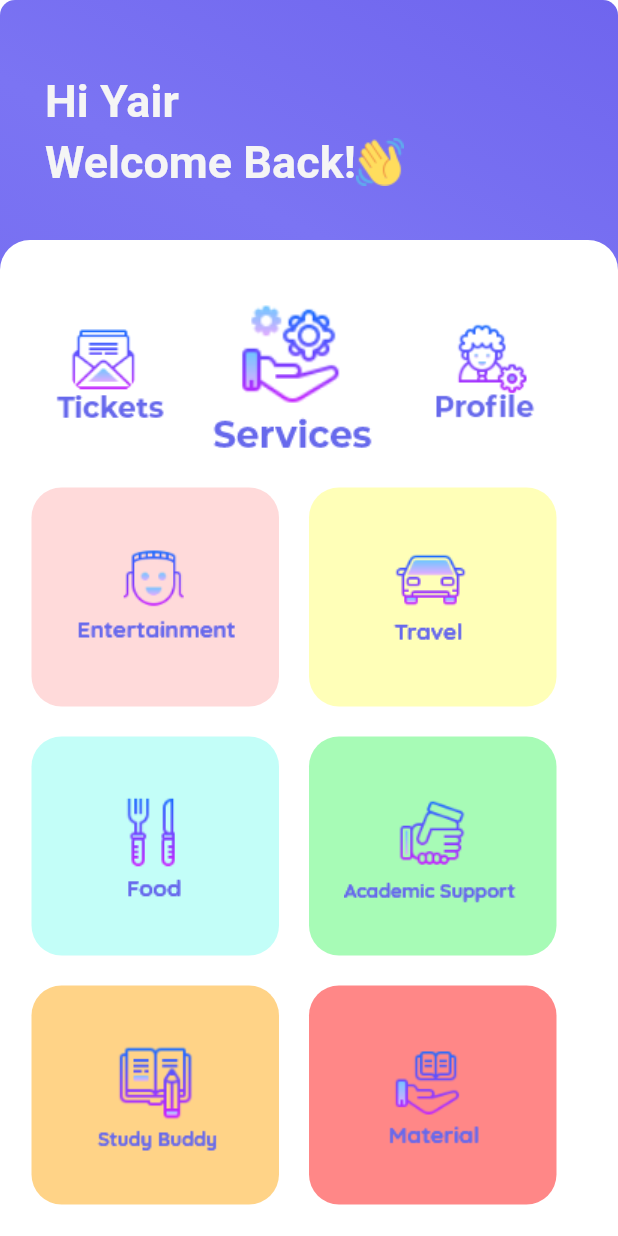
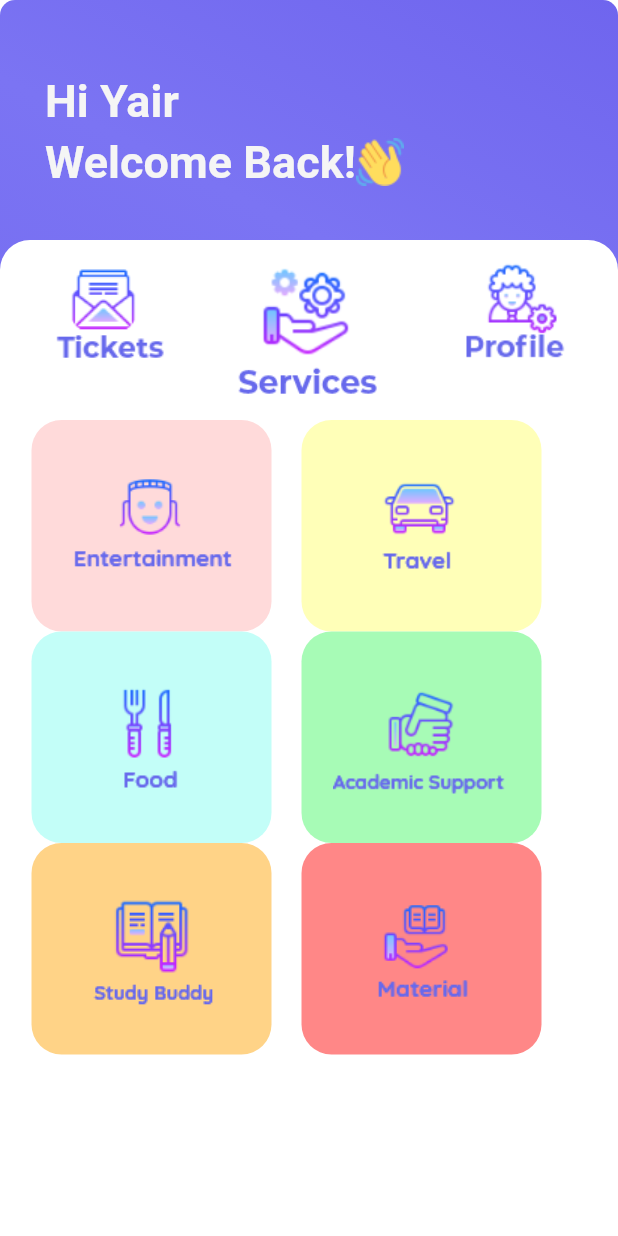
Before and after one commit to Technion236272/2022a-StudentHub, a Flutter app: the CategoryPageScreen screen opened directly, on a phone screen of 412 x 824 dp. Run offline on Flutter 3.47's test engine with Material 2 defaults, Android fonts, the light colour scheme and no system bars; our stand-ins replace connectivity, firebase_auth, firebase_core, font_awesome_flutter; accounts and stored records are empty; Roboto replaces fonts that are missing (fonts/Quicksand-Bold.ttf).

Commit message:
small fixes

```diff
--- a/lib/CatogryHomePage.dart
+++ b/lib/CatogryHomePage.dart
@@ -76,18 +76,19 @@ class _CategoryPageScreen extends State<CategoryPageScreen> {
                       borderRadius: const BorderRadius.only(
                           topLeft: Radius.circular(20),
                           topRight: Radius.circular(20))),
-                  padding: const EdgeInsets.only(left: 21.0 , right: 21.0 , bottom: 0.0 , top : 15.0),
+                  padding: const EdgeInsets.only(left: 21.0 , right: 21.0 , bottom: 0.0 , top : 0.0),
 
-                  child: Form(
-                      key: _key,
-                      child: ListView(
+                  child: Center(child: Column(
+                        crossAxisAlignment: CrossAxisAlignment.center,
                         children: [
 
                          Container(margin:const EdgeInsets.only(top: 0.0),
                              child : Column(
                              children: [Align(
+                               alignment: Alignment.topCenter,
                                child: Row(
-                                 mainAxisAlignment: MainAxisAlignment.start,
+                                 mainAxisAlignment: MainAxisAlignment.spaceBetween,
+                                 crossAxisAlignment: CrossAxisAlignment.start,
                                  children: <Widget>[
 
                                    GestureDetector(
@@ -108,8 +109,8 @@ class _CategoryPageScreen extends State<CategoryPageScreen> {
 
                                    GestureDetector(
                                        child: Container(
-                                           width: 150,
-                                           height: 150,
+                                           width: 120,
+                                           height: 120,
                                            decoration: BoxDecoration(
                                              borderRadius: BorderRadius.all(Radius.circular(20)),
                                              color: Colors.transparent,
@@ -140,13 +141,10 @@ class _CategoryPageScreen extends State<CategoryPageScreen> {
                                ),
                              )]
                          )),
-                          Column(
-                            crossAxisAlignment: CrossAxisAlignment.center,
-                            children: CategoryFields(),
-                          )
+                          CategoryFields(),
                         ],
-                      )),
-
+                      ),
+                  )
                 ),
               )
             ],
@@ -175,21 +173,21 @@ class _CategoryPageScreen extends State<CategoryPageScreen> {
     );
   }
 
-  List<Widget> CategoryFields() {
-    return <Widget>[
-      Column(
+  Widget CategoryFields() {
+    return Center(child: Column(
+        crossAxisAlignment: CrossAxisAlignment.end,
+        mainAxisAlignment: MainAxisAlignment.spaceAround,
         children: [
 
 
 
-          Align(
-            child: Row(
+          Row(
               mainAxisAlignment: MainAxisAlignment.start,
               children: <Widget>[
                 GestureDetector(
                     child: Container(
-                        width: 165,
-                        height: 146,
+                        width: 160,
+                        height: 141,
                         decoration: BoxDecoration(
                           borderRadius: BorderRadius.all(Radius.circular(20)),
                           color: GlobalStringText.DeepPinkColorFirst,
@@ -204,8 +202,8 @@ class _CategoryPageScreen extends State<CategoryPageScreen> {
                 SizedBox(width: 20),
                 GestureDetector(
                     child: Container(
-                        width: 165,
-                        height: 146,
+                        width: 160,
+                        height: 141,
                         decoration: BoxDecoration(
                           borderRadius: BorderRadius.all(Radius.circular(20)),
                           color: GlobalStringText.LightYellowColorFirst,
@@ -219,16 +217,13 @@ class _CategoryPageScreen extends State<CategoryPageScreen> {
                     }),
               ],
             ),
-          ),
-          SizedBox(height: 20),
-          Align(
-            child: Row(
+          Row(
               mainAxisAlignment: MainAxisAlignment.start,
               children: <Widget>[
                 GestureDetector(
                     child: Container(
-                        width: 165,
-                        height: 146,
+                        width: 160,
+                        height: 141,
                         decoration: BoxDecoration(
                           borderRadius: BorderRadius.all(Radius.circular(20)),
                           color: GlobalStringText.LightBlueColorFirst,
@@ -242,8 +237,8 @@ class _CategoryPageScreen extends State<CategoryPageScreen> {
                 SizedBox(width: 20),
                 GestureDetector(
                     child: Container(
-                        width: 165,
-                        height: 146,
+                        width: 160,
+                        height: 141,
                         decoration: BoxDecoration(
                           borderRadius: BorderRadius.all(Radius.circular(20)),
                           color: GlobalStringText.LightGreenColorFirst,
@@ -257,16 +252,13 @@ class _CategoryPageScreen extends State<CategoryPageScreen> {
                     }),
               ],
             ),
-          ),
-          SizedBox(height: 20),
-          Align(
-            child: Row(
+          Row(
               mainAxisAlignment: MainAxisAlignment.start,
               children: <Widget>[
                 GestureDetector(
                     child: Container(
-                        width: 165,
-                        height: 146,
+                        width: 160,
+                        height: 141,
                         decoration: BoxDecoration(
                           borderRadius: BorderRadius.all(Radius.circular(20)),
                           color: GlobalStringText.LightOarngeColorFirst,
@@ -281,8 +273,8 @@ class _CategoryPageScreen extends State<CategoryPageScreen> {
                 SizedBox(width: 20),
                 GestureDetector(
                     child: Container(
-                        width: 165,
-                        height: 146,
+                        width: 160,
+                        height: 141,
                         decoration: BoxDecoration(
                           borderRadius: BorderRadius.all(Radius.circular(20)),
                           color: GlobalStringText.LightRedColorFirst,
@@ -296,9 +288,7 @@ class _CategoryPageScreen extends State<CategoryPageScreen> {
                     }),
               ],
             ),
-          ),
         ],
-      ),
-    ];
+      ));
   }
 }
--- a/lib/Login.dart
+++ b/lib/Login.dart
@@ -2,6 +2,8 @@ import 'package:flutter/cupertino.dart';
 import 'package:flutter/material.dart';
 import 'Auth.dart';
 import 'package:provider/provider.dart';
+
+import 'CatogryHomePage.dart';
 
 class LoginScreen extends StatefulWidget {
   @override
@@ -185,7 +187,7 @@ class _LoginScreen extends State<LoginScreen> {
                       backgroundColor: Color(0xFF9189F3),
                     );
                     ScaffoldMessenger.of(context).showSnackBar(snackbar);
-                    Navigator.pop(context);
+                    Navigator.of(context).push(MaterialPageRoute(builder: (context) => CategoryPageScreen()));
                   }
 
 
```
